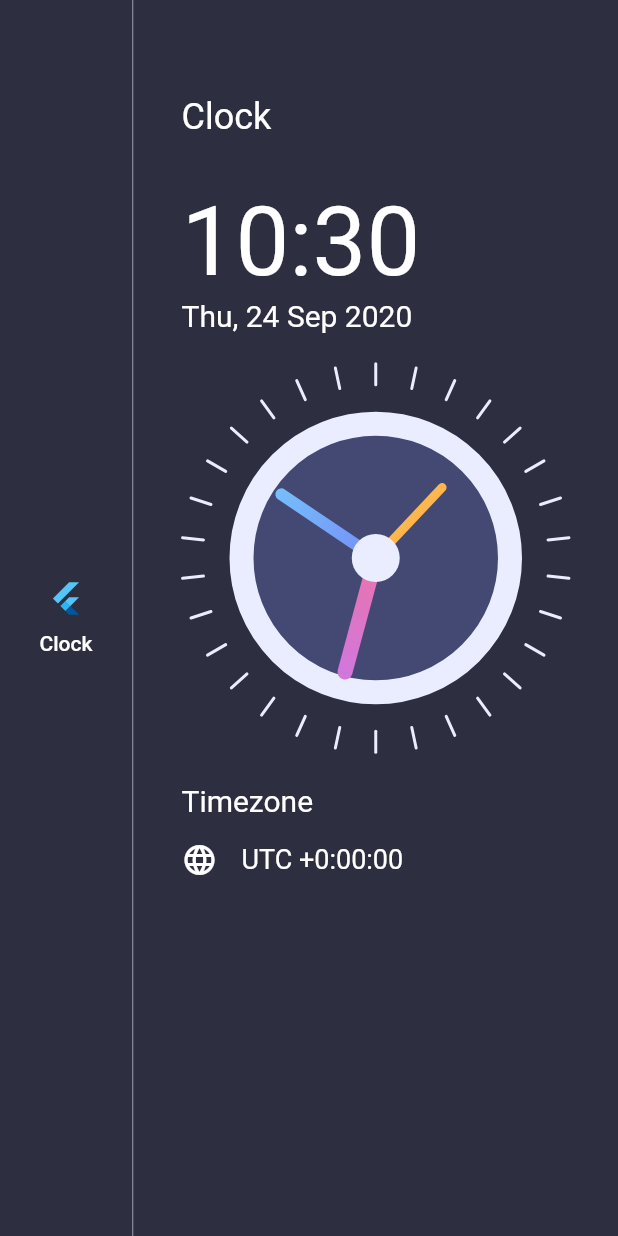
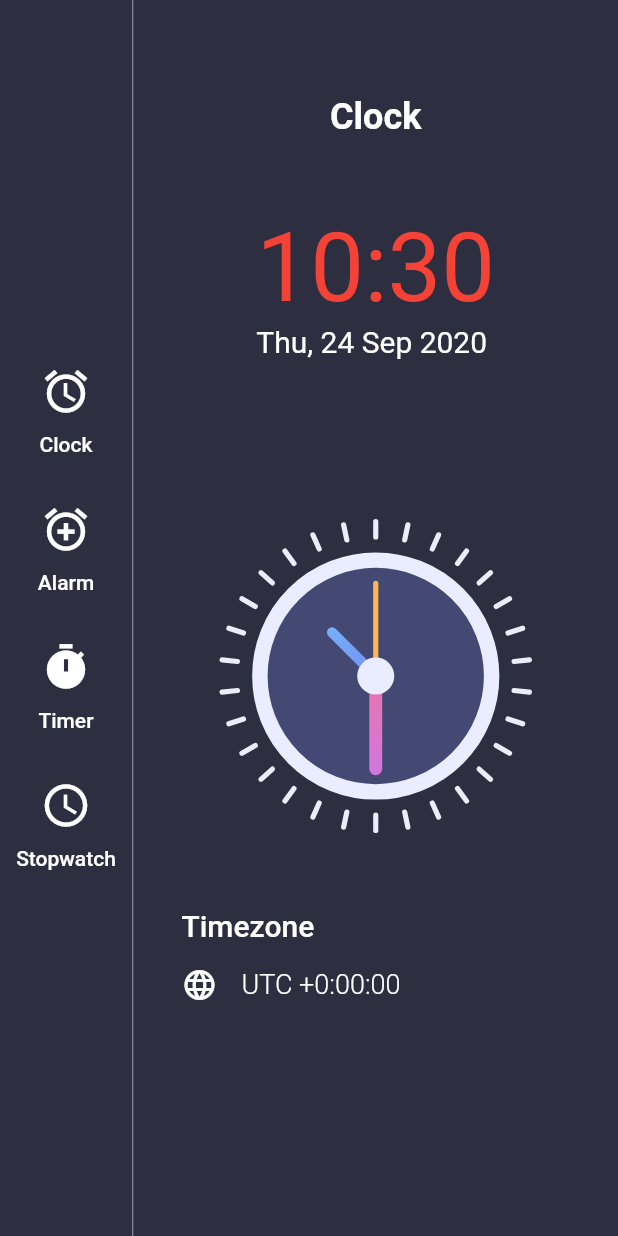
Before and after one commit to ishworpanta10/flutter_clock, a Flutter app: the screen it shows after launch, after a tap on "Clock", on a phone screen of 412 x 824 dp. Run offline on Flutter 3.47's test engine with Material 2 defaults, Android fonts, the phone set to English and light mode, and no system bars.

Commit message:
responsive homepage and  clock size

```diff
--- a/lib/screens/clockView.dart
+++ b/lib/screens/clockView.dart
@@ -1,27 +1,28 @@
-import 'dart:async';
-
 import 'package:flutter/material.dart';
 import 'dart:math';
 
 class ClockView extends StatefulWidget {
+  final double size;
+
+  const ClockView({Key key, this.size}) : super(key: key);
   @override
   _ClockViewState createState() => _ClockViewState();
 }
 
 class _ClockViewState extends State<ClockView> {
   @override
-  void initState() {
-    Timer.periodic(Duration(seconds: 1), (timer) {
-      setState(() {});
-    });
-    super.initState();
-  }
+  // void initState() {
+  //   Timer.periodic(Duration(seconds: 1), (timer) {
+  //     setState(() {});
+  //   });
+  //   super.initState();
+  // }
 
   @override
   Widget build(BuildContext context) {
     return Container(
-      width: 300,
-      height: 300,
+      width: widget.size,
+      height: widget.size,
       child: Transform.rotate(
         angle: -pi / 2,
         child: CustomPaint(
@@ -48,7 +49,7 @@ class ClockPainter extends CustomPainter {
 
     var outLineBrush = Paint()
       ..color = Color(0xFFEAECFF)
-      ..strokeWidth = 16
+      ..strokeWidth = size.width / 20
       ..style = PaintingStyle.stroke;
 
     var centerBrush = Paint()..color = Color(0xFFEAECFF);
@@ -57,12 +58,12 @@ class ClockPainter extends CustomPainter {
       ..color = Color(0xFFEAECFF)
       ..style = PaintingStyle.stroke
       ..strokeCap = StrokeCap.round
-      ..strokeWidth = 2;
+      ..strokeWidth = size.width / 60;
 
     var secHandBrush = Paint()
       ..color = Colors.orange[300]
       ..strokeCap = StrokeCap.round
-      ..strokeWidth = 6
+      ..strokeWidth = size.width / 60
       ..style = PaintingStyle.stroke;
 
     var minHandBrush = Paint()
@@ -70,7 +71,7 @@ class ClockPainter extends CustomPainter {
           .createShader(Rect.fromCircle(center: center, radius: radius))
       ..strokeCap = StrokeCap.round
       ..color = Colors.orange[300]
-      ..strokeWidth = 8
+      ..strokeWidth = size.width / 30
       ..style = PaintingStyle.stroke;
 
     var hourHandBrush = Paint()
@@ -78,33 +79,37 @@ class ClockPainter extends CustomPainter {
           .createShader(Rect.fromCircle(center: center, radius: radius))
       ..color = Colors.orange[300]
       ..strokeCap = StrokeCap.round
-      ..strokeWidth = 10
+      ..strokeWidth = size.width / 24
       ..style = PaintingStyle.stroke;
 
-    canvas.drawCircle(center, radius - 40, fillBrush);
-    canvas.drawCircle(center, radius - 40, outLineBrush);
+    canvas.drawCircle(center, radius * 0.75, fillBrush);
+    canvas.drawCircle(center, radius * 0.75, outLineBrush);
 
     // for hour
     var hourHandX = centerX +
-        60 * cos((dateTime.hour * 30 + dateTime.minute * 0.5) * pi / 180);
+        radius *
+            0.4 *
+            cos((dateTime.hour * 30 + dateTime.minute * 0.5) * pi / 180);
     var hourHandY = centerX +
-        60 * sin((dateTime.hour * 30 + dateTime.minute * 0.5) * pi / 180);
+        radius *
+            0.4 *
+            sin((dateTime.hour * 30 + dateTime.minute * 0.5) * pi / 180);
     canvas.drawLine(center, Offset(hourHandX, hourHandY), minHandBrush);
 
     // for min
-    var minHandX = centerX + 76 * cos(dateTime.minute * 6 * pi / 180);
-    var minHandY = centerX + 76 * sin(dateTime.minute * 6 * pi / 180);
+    var minHandX = centerX + radius * 0.6 * cos(dateTime.minute * 6 * pi / 180);
+    var minHandY = centerX + radius * 0.6 * sin(dateTime.minute * 6 * pi / 180);
     canvas.drawLine(center, Offset(minHandX, minHandY), hourHandBrush);
 
     // for sec
-    var secHandX = centerX + 80 * cos(dateTime.second * 6 * pi / 180);
-    var secHandY = centerX + 80 * sin(dateTime.second * 6 * pi / 180);
+    var secHandX = centerX + radius * 0.6  * cos(dateTime.second * 6 * pi / 180);
+    var secHandY = centerX + radius * 0.6  * sin(dateTime.second * 6 * pi / 180);
     canvas.drawLine(center, Offset(secHandX, secHandY), secHandBrush);
 
-    canvas.drawCircle(center, 16, centerBrush);
+    canvas.drawCircle(center, radius * 0.12, centerBrush);
 
     var outerCircleRadius = radius;
-    var innerCircleRadius = radius - 14;
+    var innerCircleRadius = radius * 0.9;
     for (double i = 0; i < 360; i += 12) {
       var x1 = centerX + outerCircleRadius * cos(i * pi / 180);
       var y1 = centerY + outerCircleRadius * sin(i * pi / 180);
--- a/lib/screens/homePage.dart
+++ b/lib/screens/homePage.dart
@@ -20,20 +20,10 @@ class HomePage extends StatelessWidget {
           Column(
             mainAxisAlignment: MainAxisAlignment.center,
             children: [
-              FlatButton(
-                  onPressed: () {},
-                  child: Column(
-                    children: [
-                      FlutterLogo(),
-                      SizedBox(
-                        height: 10.0,
-                      ),
-                      Text(
-                        "Clock",
-                        style: TextStyle(color: Colors.white, fontSize: 14.0),
-                      ),
-                    ],
-                  ))
+              buildMenuButton(icon: Icons.access_alarm, title: 'Clock'),
+              buildMenuButton(icon: Icons.alarm_add, title: 'Alarm'),
+              buildMenuButton(icon: Icons.timer, title: 'Timer'),
+              buildMenuButton(icon: Icons.access_time, title: 'Stopwatch'),
             ],
           ),
           VerticalDivider(
@@ -45,27 +35,62 @@ class HomePage extends StatelessWidget {
               padding: EdgeInsets.symmetric(horizontal: 32, vertical: 64),
               alignment: Alignment.center,
               child: Column(
+                children: [
+                  Flexible(
+                    flex: 1,
+                    fit: FlexFit.tight,
+                    child: Text(
+                      "Clock",
+                      style: TextStyle(
+                          fontWeight: FontWeight.w700,
+                          fontSize: 24.0,
+                          color: Colors.white),
+                    ),
+                  ),
+                  Flexible(
+                    flex: 2,
+                    child: Column(
                       crossAxisAlignment: CrossAxisAlignment.start,
                       children: [
                         Text(
-                    "Clock",
-                    style: TextStyle(fontSize: 24.0, color: Colors.white),
-                  ),
-                  SizedBox(
-                    height: 32.0,
-                  ),
-                  Text(
                           formatedTime,
-                    style: TextStyle(fontSize: 64.0, color: Colors.white),
+                          style: TextStyle(
+                              // fontWeight: FontWeight.w500,
+                              fontSize: 64.0,
+                              color: Colors.red),
                         ),
                         Text(
                           formatedDate,
-                    style: TextStyle(fontSize: 20.0, color: Colors.white),
+                          style: TextStyle(
+                              fontWeight: FontWeight.w400,
+                              fontSize: 20.0,
+                              color: Colors.white),
                         ),
-                  ClockView(),
+                      ],
+                    ),
+                  ),
+                  Flexible(
+                    flex: 4,
+                    fit: FlexFit.tight,
+                    child: Align(
+                      alignment: Alignment.center,
+                      child: ClockView(
+                        size: MediaQuery.of(context).size.height / 4,
+                      ),
+                    ),
+                  ),
+                  Flexible(
+                    flex: 2,
+                    fit: FlexFit.tight,
+                    child: Column(
+                      crossAxisAlignment: CrossAxisAlignment.start,
+                      children: [
                         Text(
                           "Timezone",
-                    style: TextStyle(fontSize: 20.0, color: Colors.white),
+                          style: TextStyle(
+                              fontWeight: FontWeight.w500,
+                              fontSize: 20.0,
+                              color: Colors.white),
                         ),
                         SizedBox(
                           height: 16.0,
@@ -81,10 +106,16 @@ class HomePage extends StatelessWidget {
                             ),
                             Text(
                               "UTC " + offsetSign + timeZoneOffset,
-                        style: TextStyle(fontSize: 18.0, color: Colors.white),
+                              style: TextStyle(
+                                  fontWeight: FontWeight.w300,
+                                  fontSize: 18.0,
+                                  color: Colors.white),
                             ),
                           ],
                         )
+                      ],
+                    ),
+                  ),
                 ],
               ),
             ),
@@ -93,4 +124,27 @@ class HomePage extends StatelessWidget {
       ),
     );
   }
+
+  Widget buildMenuButton({String title, IconData icon}) {
+    return FlatButton(
+      padding: const EdgeInsets.symmetric(vertical: 16.0),
+      onPressed: () {},
+      child: Column(
+        children: [
+          Icon(
+            icon,
+            color: Colors.white,
+            size: 34.0,
+          ),
+          SizedBox(
+            height: 10.0,
+          ),
+          Text(
+            title,
+            style: TextStyle(color: Colors.white, fontSize: 14.0),
+          ),
+        ],
+      ),
+    );
   }
+}
```
Lines whose indentation alone changed are shown as unchanged.
